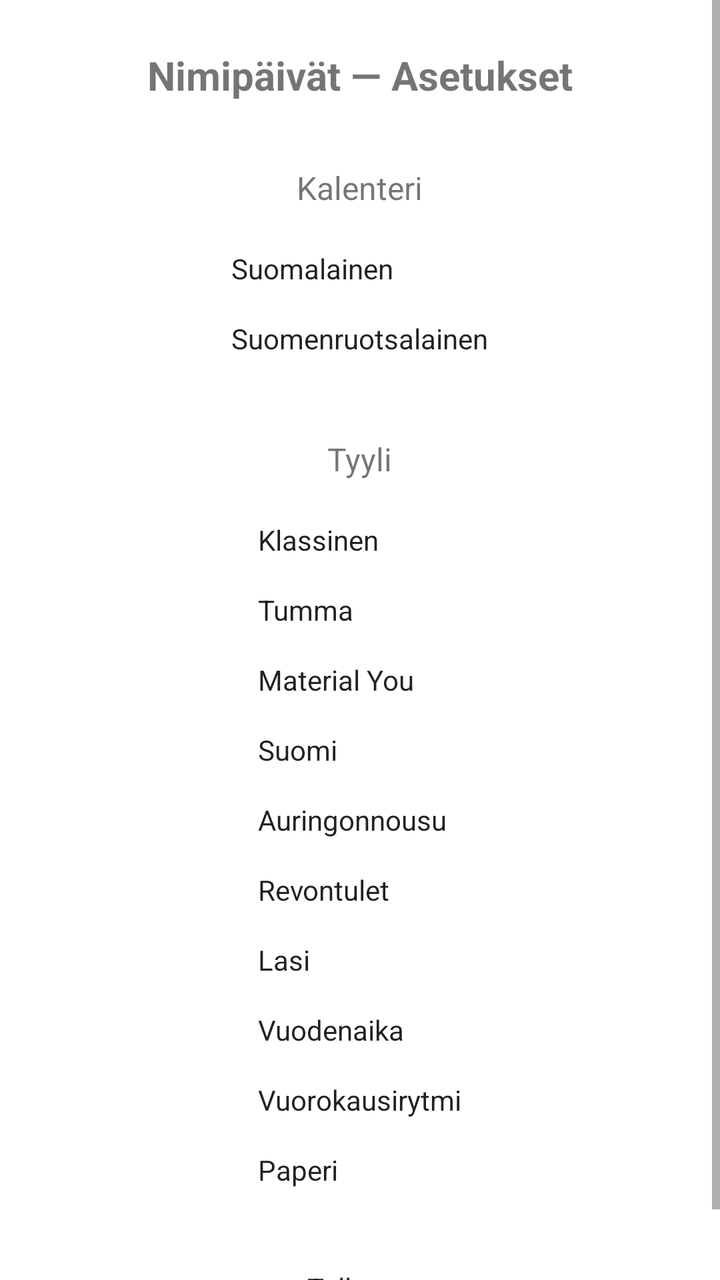
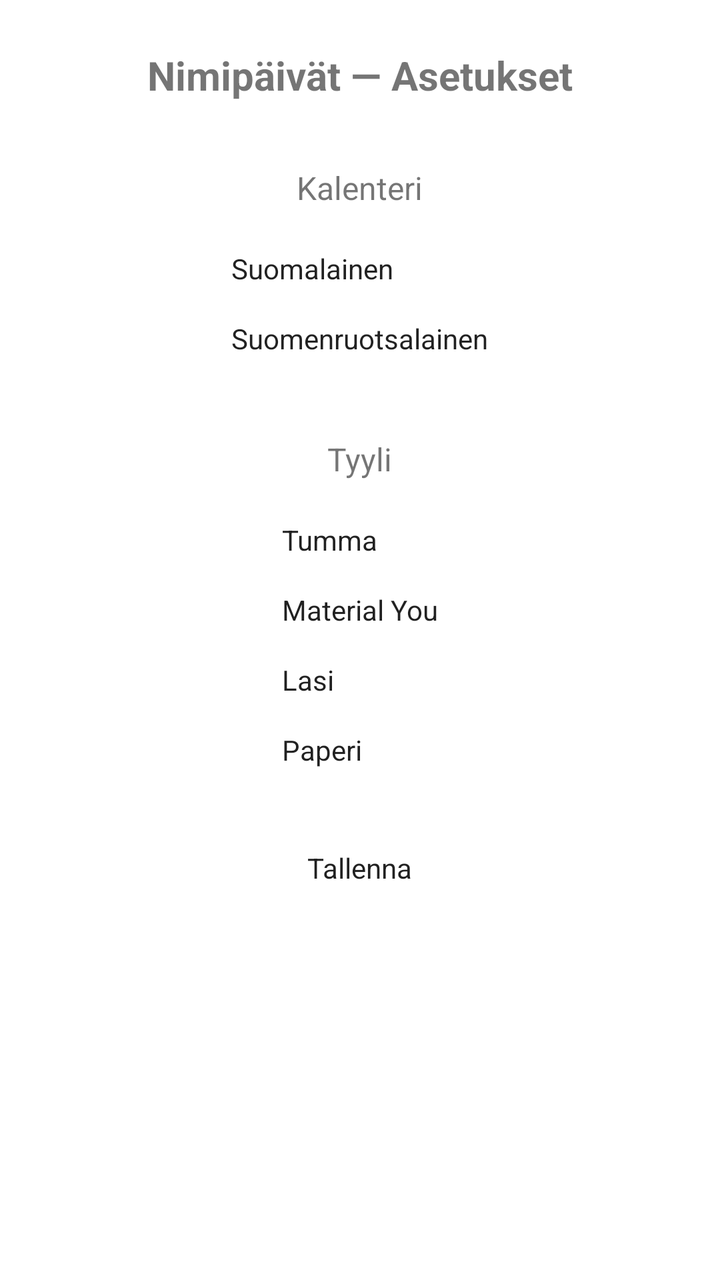

Two renders of the same Android screen: before a commit and after it. Below are the layout's source before the change and the commit's diff.
<!-- AndroidManifest.xml: activity theme Theme.Nimipaivat -->
<!-- res/layout/activity_widget_config.xml -->
<?xml version="1.0" encoding="utf-8"?>
<ScrollView
    xmlns:android="http://schemas.android.com/apk/res/android"
    android:layout_width="match_parent"
    android:layout_height="match_parent">

    <LinearLayout
        android:layout_width="match_parent"
        android:layout_height="wrap_content"
        android:orientation="vertical"
        android:padding="24dp"
        android:gravity="center_horizontal">

        <TextView
            android:layout_width="wrap_content"
            android:layout_height="wrap_content"
            android:text="@string/config_title"
            android:textSize="20sp"
            android:textStyle="bold"
            android:layout_marginBottom="32dp" />

        <TextView
            android:layout_width="wrap_content"
            android:layout_height="wrap_content"
            android:text="@string/language_label"
            android:textSize="16sp"
            android:layout_marginBottom="12dp" />

        <RadioGroup
            android:id="@+id/language_radio_group"
            android:layout_width="wrap_content"
            android:layout_height="wrap_content"
            android:orientation="vertical"
            android:layout_marginBottom="32dp">

            <RadioButton
                android:id="@+id/radio_finnish"
                android:layout_width="wrap_content"
                android:layout_height="wrap_content"
                android:text="@string/language_finnish"
                android:checked="true"
                android:padding="8dp" />

            <RadioButton
                android:id="@+id/radio_swedish"
                android:layout_width="wrap_content"
                android:layout_height="wrap_content"
                android:text="@string/language_swedish"
                android:padding="8dp" />

        </RadioGroup>

        <TextView
            android:layout_width="wrap_content"
            android:layout_height="wrap_content"
            android:text="@string/style_label"
            android:textSize="16sp"
            android:layout_marginBottom="12dp" />

        <RadioGroup
            android:id="@+id/style_radio_group"
            android:layout_width="wrap_content"
            android:layout_height="wrap_content"
            android:orientation="vertical"
            android:layout_marginBottom="32dp">

            <RadioButton
                android:id="@+id/radio_style_classic"
                android:layout_width="wrap_content"
                android:layout_height="wrap_content"
                android:text="@string/style_classic"
                android:checked="true"
                android:padding="8dp" />

            <RadioButton
                android:id="@+id/radio_style_dark"
                android:layout_width="wrap_content"
                android:layout_height="wrap_content"
                android:text="@string/style_dark"
                android:padding="8dp" />

            <RadioButton
                android:id="@+id/radio_style_material_you"
                android:layout_width="wrap_content"
                android:layout_height="wrap_content"
                android:text="@string/style_material_you"
                android:padding="8dp" />

            <RadioButton
                android:id="@+id/radio_style_finnish"
                android:layout_width="wrap_content"
                android:layout_height="wrap_content"
                android:text="@string/style_finnish"
                android:padding="8dp" />

            <RadioButton
                android:id="@+id/radio_style_sunrise"
                android:layout_width="wrap_content"
                android:layout_height="wrap_content"
                android:text="@string/style_sunrise"
                android:padding="8dp" />

            <RadioButton
                android:id="@+id/radio_style_aurora"
                android:layout_width="wrap_content"
                android:layout_height="wrap_content"
                android:text="@string/style_aurora"
                android:padding="8dp" />

            <RadioButton
                android:id="@+id/radio_style_frosted_glass"
                android:layout_width="wrap_content"
                android:layout_height="wrap_content"
                android:text="@string/style_frosted_glass"
                android:padding="8dp" />

            <RadioButton
                android:id="@+id/radio_style_seasonal"
                android:layout_width="wrap_content"
                android:layout_height="wrap_content"
                android:text="@string/style_seasonal"
                android:padding="8dp" />

            <RadioButton
                android:id="@+id/radio_style_time_of_day"
                android:layout_width="wrap_content"
                android:layout_height="wrap_content"
                android:text="@string/style_time_of_day"
                android:padding="8dp" />

            <RadioButton
                android:id="@+id/radio_style_paper"
                android:layout_width="wrap_content"
                android:layout_height="wrap_content"
                android:text="@string/style_paper"
                android:padding="8dp" />

        </RadioGroup>

        <Button
            android:id="@+id/save_button"
            android:layout_width="wrap_content"
            android:layout_height="wrap_content"
            android:text="@string/save_button"
            android:paddingStart="32dp"
            android:paddingEnd="32dp" />

    </LinearLayout>

</ScrollView>
<!-- resources referenced by this layout -->
<resources>
  <string name="config_title">Nimipäivät — Asetukset</string>
  <string name="language_finnish">Suomalainen</string>
  <string name="language_label">Kalenteri</string>
  <string name="language_swedish">Suomenruotsalainen</string>
  <string name="save_button">Tallenna</string>
  <string name="style_aurora">Revontulet</string>
  <string name="style_classic">Klassinen</string>
  <string name="style_dark">Tumma</string>
  <string name="style_finnish">Suomi</string>
  <string name="style_frosted_glass">Lasi</string>
  <string name="style_label">Tyyli</string>
  <string name="style_material_you">Material You</string>
  <string name="style_paper">Paperi</string>
  <string name="style_seasonal">Vuodenaika</string>
  <string name="style_sunrise">Auringonnousu</string>
  <string name="style_time_of_day">Vuorokausirytmi</string>
  <style name="Theme.Nimipaivat" parent="android:Theme.Material.Light.NoActionBar">
          <item name="android:colorBackground">#FFFFFFFF</item>
      </style>
</resources>

<!-- the commit's change to res/layout/activity_widget_config.xml (unified diff, before → after) -->
@@ -65,14 +65,6 @@
             android:layout_marginBottom="32dp">
 
             <RadioButton
-                android:id="@+id/radio_style_classic"
-                android:layout_width="wrap_content"
-                android:layout_height="wrap_content"
-                android:text="@string/style_classic"
-                android:checked="true"
-                android:padding="8dp" />
-
-            <RadioButton
                 android:id="@+id/radio_style_dark"
                 android:layout_width="wrap_content"
                 android:layout_height="wrap_content"
@@ -84,27 +76,7 @@
                 android:layout_width="wrap_content"
                 android:layout_height="wrap_content"
                 android:text="@string/style_material_you"
-                android:padding="8dp" />
-
-            <RadioButton
-                android:id="@+id/radio_style_finnish"
-                android:layout_width="wrap_content"
-                android:layout_height="wrap_content"
-                android:text="@string/style_finnish"
-                android:padding="8dp" />
-
-            <RadioButton
-                android:id="@+id/radio_style_sunrise"
-                android:layout_width="wrap_content"
-                android:layout_height="wrap_content"
-                android:text="@string/style_sunrise"
-                android:padding="8dp" />
-
-            <RadioButton
-                android:id="@+id/radio_style_aurora"
-                android:layout_width="wrap_content"
-                android:layout_height="wrap_content"
-                android:text="@string/style_aurora"
+                android:checked="true"
                 android:padding="8dp" />
 
             <RadioButton
@@ -112,20 +84,6 @@
                 android:layout_width="wrap_content"
                 android:layout_height="wrap_content"
                 android:text="@string/style_frosted_glass"
-                android:padding="8dp" />
-
-            <RadioButton
-                android:id="@+id/radio_style_seasonal"
-                android:layout_width="wrap_content"
-                android:layout_height="wrap_content"
-                android:text="@string/style_seasonal"
-                android:padding="8dp" />
-
-            <RadioButton
-                android:id="@+id/radio_style_time_of_day"
-                android:layout_width="wrap_content"
-                android:layout_height="wrap_content"
-                android:text="@string/style_time_of_day"
                 android:padding="8dp" />
 
             <RadioButton
<!-- resource entries referenced after the edit -->
@@ -5,17 +5,11 @@
   <string name="language_label">Kalenteri</string>
   <string name="language_swedish">Suomenruotsalainen</string>
   <string name="save_button">Tallenna</string>
-  <string name="style_aurora">Revontulet</string>
-  <string name="style_classic">Klassinen</string>
   <string name="style_dark">Tumma</string>
-  <string name="style_finnish">Suomi</string>
   <string name="style_frosted_glass">Lasi</string>
   <string name="style_label">Tyyli</string>
   <string name="style_material_you">Material You</string>
   <string name="style_paper">Paperi</string>
-  <string name="style_seasonal">Vuodenaika</string>
-  <string name="style_sunrise">Auringonnousu</string>
-  <string name="style_time_of_day">Vuorokausirytmi</string>
   <style name="Theme.Nimipaivat" parent="android:Theme.Material.Light.NoActionBar">
           <item name="android:colorBackground">#FFFFFFFF</item>
       </style>
